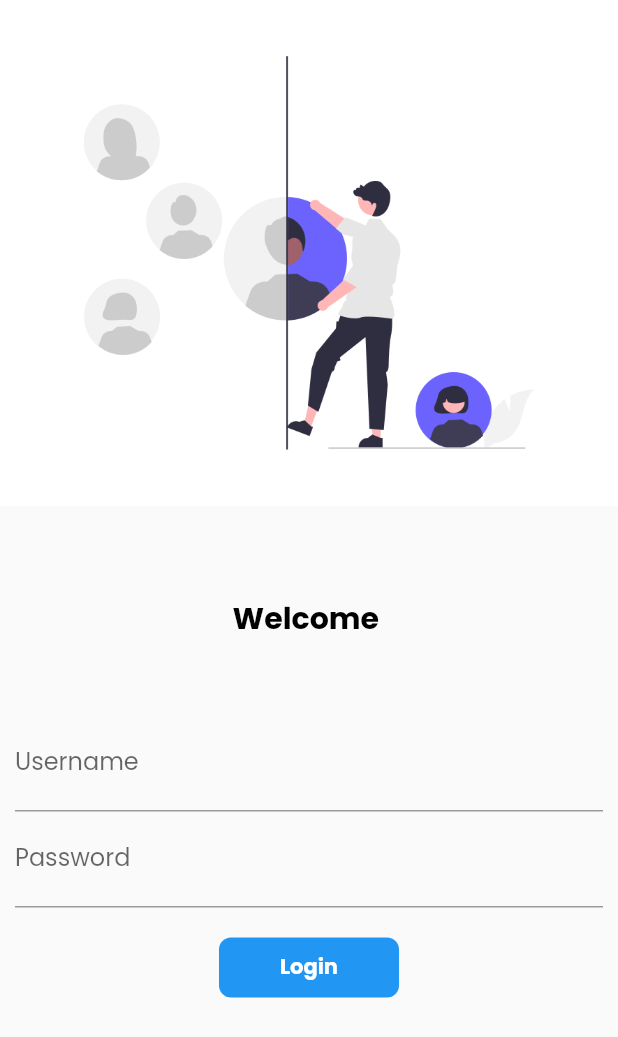
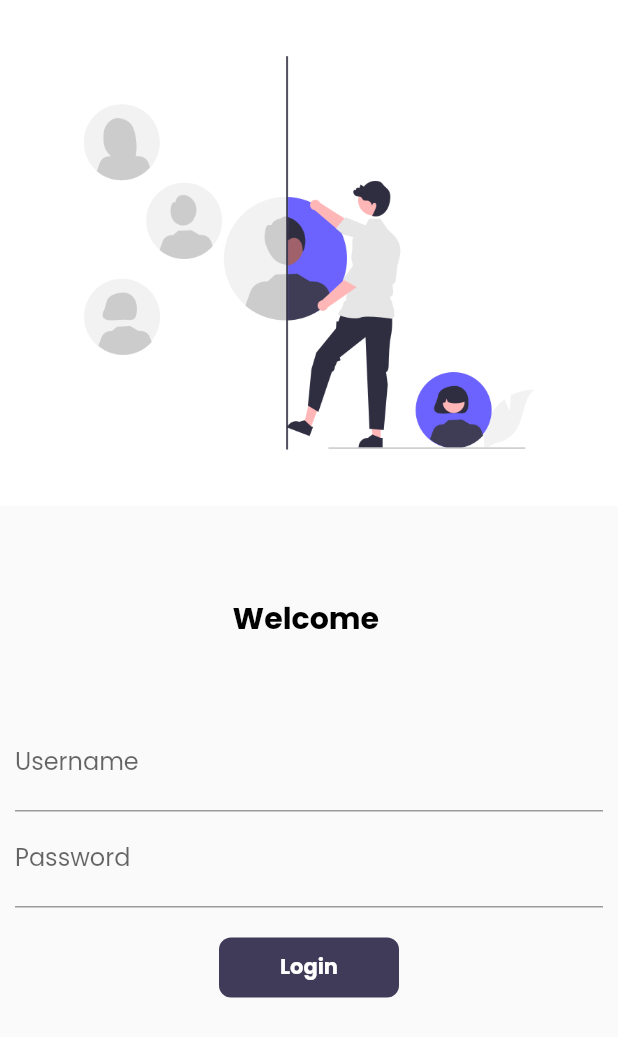
Before and after one commit to wizfury/shop_app, a Flutter app: the screen it shows after launch, on a phone screen of 412 x 824 dp. Shown: the top 1037 px of the screen. Run offline on Flutter 3.47's test engine with Material 2 defaults, Android fonts, the phone set to English and light mode, and no system bars; our stand-ins replace google_fonts, matcher, velocity_x; missing offline and left inert: dart:html; project files that could hold a hidden picture were left out.

Commit message:
saving it

```diff
--- a/lib/main.dart
+++ b/lib/main.dart
@@ -1,5 +1,6 @@
 import 'package:flutter/material.dart';
 import 'package:google_fonts/google_fonts.dart';
+import 'package:shop_app/pages/cart_page.dart';
 import 'package:shop_app/widgets/theme.dart';
 import 'pages/Homepage.dart';
 import 'pages/login_page.dart';
@@ -22,6 +23,7 @@ class MyApp extends StatelessWidget {
         '/': (context) => loginPage(),
         MyRoutes.homeRoute: (context) => Homepage(),
         MyRoutes.loginRoute: (context) => loginPage(),
+        MyRoutes.cartRoute:(context) => CartPage(),
       },
 
     );
--- a/lib/pages/login_page.dart
+++ b/lib/pages/login_page.dart
@@ -1,5 +1,6 @@
 import 'package:flutter/material.dart';
 import 'package:shop_app/utils/routes.dart';
+import 'package:shop_app/widgets/theme.dart';
 
 void main(List<String> args) {
   runApp(loginPage());
@@ -91,7 +92,7 @@ class _loginPageState extends State<loginPage> {
                       height: 20,
                     ),
                     Material(
-                      color: Colors.blue,
+                      color: MyTheme.darkbluishcolor,
                       borderRadius:
                           BorderRadius.circular(changeButton ? 50 : 8),
                       child: InkWell(
--- a/lib/utils/routes.dart
+++ b/lib/utils/routes.dart
@@ -2,4 +2,5 @@ class MyRoutes {
   static String loginRoute = '/login';
   static String homeRoute = '/home';
   static String homeDetailRoute = '/detail';
+  static String cartRoute = "/cart";
 }
--- a/lib/widgets/home_widget/app_list.dart
+++ b/lib/widgets/home_widget/app_list.dart
@@ -59,7 +59,7 @@ class catalogItem extends StatelessWidget {
                 "\$${catalog.price}".text.bold.xl.make(),
                 ElevatedButton(
                   onPressed: () {},
-                  child: "Buy".text.make(),
+                  child: "Add to cart".text.make(),
                   style: ButtonStyle(
                       shape: MaterialStateProperty.all(StadiumBorder()),
                       backgroundColor:
--- a/lib/widgets/theme.dart
+++ b/lib/widgets/theme.dart
@@ -14,8 +14,15 @@ class MyTheme {
       ));
 
   static ThemeData darkTheme(BuildContext context) => ThemeData(
-        brightness: Brightness.dark,
-      );
+        fontFamily: GoogleFonts.poppins().fontFamily,
+        primaryTextTheme: GoogleFonts.latoTextTheme(),
+        appBarTheme: AppBarTheme(
+        titleTextStyle: TextStyle(color: Colors.black),
+        centerTitle: true,
+        color: Colors.white,
+        elevation: 0.0,
+        iconTheme: IconThemeData(color: Colors.black),
+  ));
 
   static Color creamcolor = Color(0xfff5f5f5);
   static Color darkbluishcolor = Color(0xff403b58);
```
Also changed, not shown: lib/pages/Homepage.dart (+9 -1 lines), lib/pages/cart_page.dart (added, +18 -0 lines), lib/pages/home_detail.dart (+18 -1 lines).
